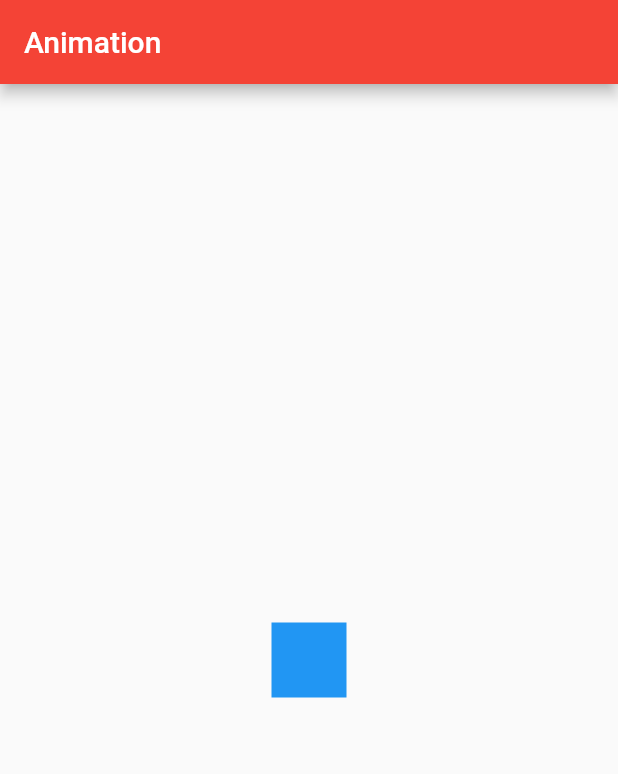
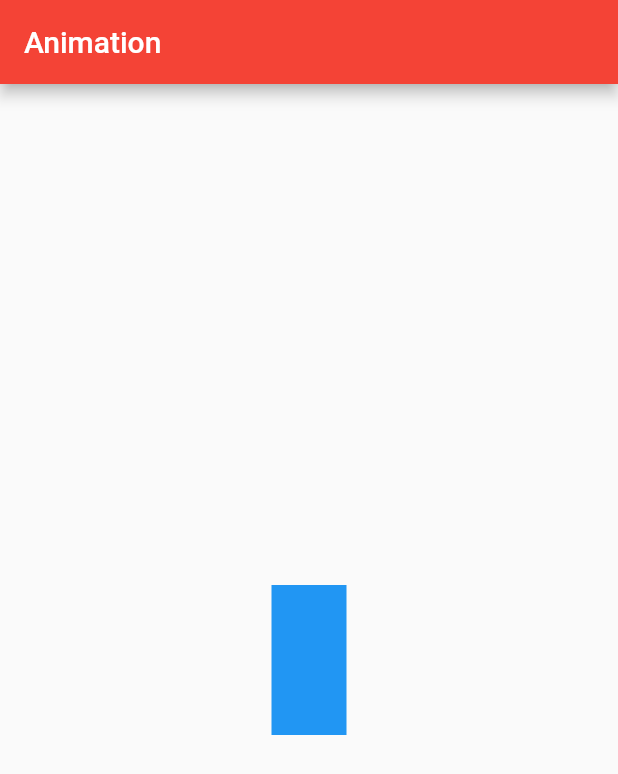
Before and after one commit to plokmij/screenfill_flutter_animation, a Flutter app: the screen it shows after launch, on a phone screen of 412 x 824 dp. Shown: the top 774 px of the screen. Run offline on Flutter 3.47's test engine with Material 2 defaults, Android fonts, the phone set to English and light mode, and no system bars.

Commit message:
final commit

```diff
--- a/lib/src/app.dart
+++ b/lib/src/app.dart
@@ -2,7 +2,6 @@ import 'package:flutter/material.dart';
 import 'screens/home.dart';
 
 class App extends StatelessWidget {
-
   Widget build(BuildContext context) {
     return MaterialApp(
       title: "Screen Fill",
@@ -14,9 +13,13 @@ class App extends StatelessWidget {
   }
 }
 
-class PreHome extends StatelessWidget{
-  Widget build(BuildContext context){
+class PreHome extends StatelessWidget {
+  Widget build(BuildContext context) {
     final width = MediaQuery.of(context).size.width;
-    return Home(width: width,);
+    final height = MediaQuery.of(context).size.height;
+    return Home(
+      width: width,
+      height: height,
+    );
   }
 }
--- a/lib/src/screens/home.dart
+++ b/lib/src/screens/home.dart
@@ -3,18 +3,25 @@ import 'package:flutter/material.dart';
 class Home extends StatefulWidget {
   @override
   double width;
-  Home({this.width});
+  double height;
+  Home({
+    this.width,
+    this.height,
+  });
   _HomeState createState() => _HomeState(
         width: width,
+        height: height,
+        ratio: width / height,
       );
 }
 
 class _HomeState extends State<Home> with TickerProviderStateMixin {
   Animation<double> fillAnimation;
   AnimationController fillController;
-  double width;
+  double width, height, ratio;
+  bool fullScreen = false;
 
-  _HomeState({this.width});
+  _HomeState({this.width, this.height, this.ratio});
 
   initState() {
     //double width = MediaQuery.of(context).size.width;
@@ -22,7 +29,7 @@ class _HomeState extends State<Home> with TickerProviderStateMixin {
     super.initState();
 
     fillController = AnimationController(
-      duration: Duration(seconds: 1),
+      duration: Duration(milliseconds: 100),
       vsync: this,
     );
 
@@ -40,11 +47,16 @@ class _HomeState extends State<Home> with TickerProviderStateMixin {
 
   Widget build(BuildContext context) {
     return Scaffold(
-      appBar: AppBar(
-        title: Text("Animation"),
-      ),
+      appBar: !fullScreen
+          ? AppBar(
+              title: Text("Animation"),
+            )
+          : null,
       body: Center(
-        child: buildAnimation(),
+        child: InkWell(
+          onTap: () {},
+          child: buildAnimation(),
+        ),
       ),
     );
   }
@@ -58,6 +70,13 @@ class _HomeState extends State<Home> with TickerProviderStateMixin {
     } else {
       fillController.forward();
     }
+    setState(() {
+      if (fullScreen) {
+        fullScreen = false;
+      } else {
+        fullScreen = true;
+      }
+    });
   }
 
   Widget buildAnimation() {
@@ -69,7 +88,14 @@ class _HomeState extends State<Home> with TickerProviderStateMixin {
           onTap: onTap,
           child: Container(
             //olor: Colors.blue,
-            height: 50,
+            child: fullScreen
+                ? Center(
+                    child: Text(
+                    "My Fucken Animation",
+                    style: TextStyle(color: Colors.white, fontSize: 23),
+                  ))
+                : null,
+            height: fillAnimation.value / ratio,
             width: fillAnimation.value,
             decoration: BoxDecoration(
               color: Colors.blue,
```
